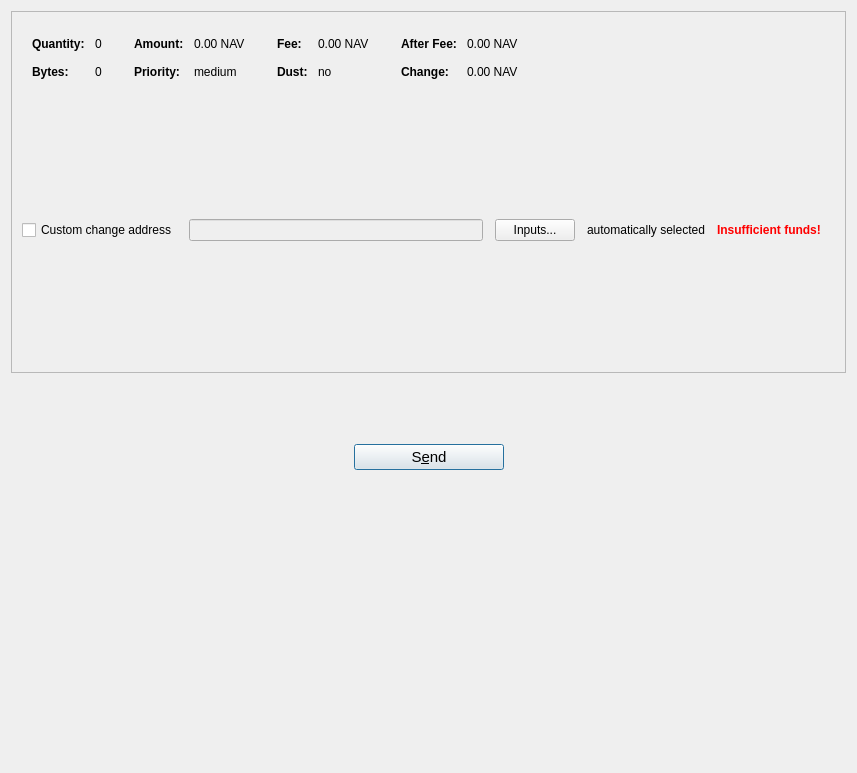
Old version of the form src/qt/forms/sendcoinsdialog.ui in the repository navcoin/navcoin-core.
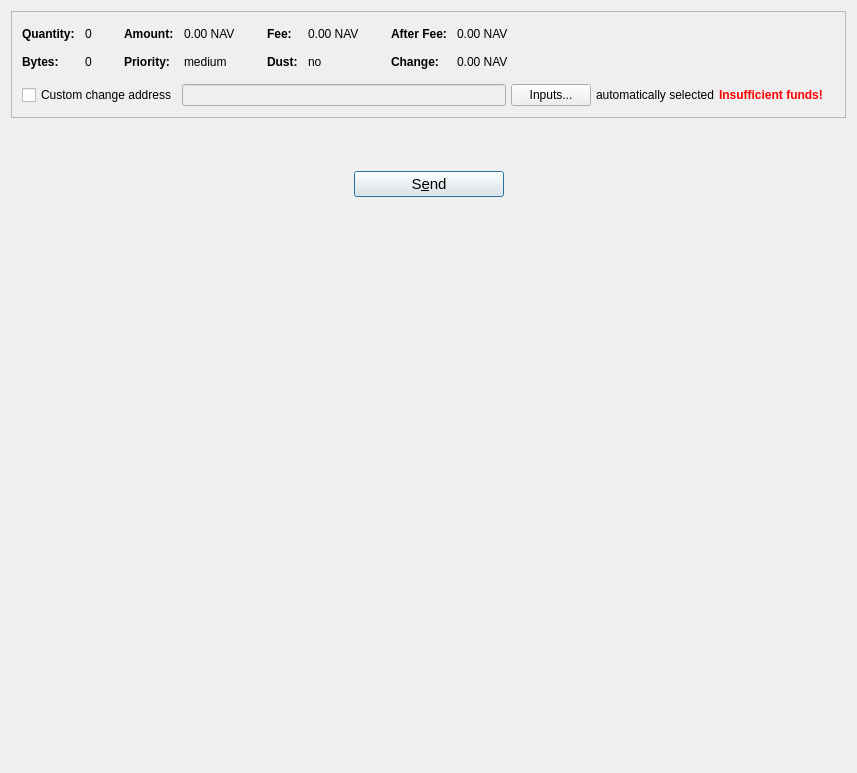
New version of the form. Icons and pictures are not drawn. Custom widgets are drawn as their Qt base class.

Commit message: Changed sizing of the coin control UI

What changed in the file:
```diff
--- a/src/qt/forms/sendcoinsdialog.ui
+++ b/src/qt/forms/sendcoinsdialog.ui
@@ -13,27 +13,12 @@
   <property name="windowTitle">
    <string>Send Coins</string>
   </property>
-  <property name="styleSheet">
-   <string notr="true"/>
-  </property>
   <layout class="QVBoxLayout" name="verticalLayout" stretch="0,0,0,0">
    <property name="bottomMargin">
     <number>8</number>
    </property>
    <item>
     <widget class="QFrame" name="frameCoinControl">
-     <property name="sizePolicy">
-      <sizepolicy hsizetype="Expanding" vsizetype="Expanding">
-       <horstretch>0</horstretch>
-       <verstretch>0</verstretch>
-      </sizepolicy>
-     </property>
-     <property name="maximumSize">
-      <size>
-       <width>16777215</width>
-       <height>16777215</height>
-      </size>
-     </property>
      <property name="frameShape">
       <enum>QFrame::StyledPanel</enum>
      </property>
@@ -62,10 +47,16 @@
          <number>0</number>
         </property>
         <property name="leftMargin">
-         <number>10</number>
+         <number>0</number>
         </property>
         <property name="topMargin">
-         <number>10</number>
+         <number>0</number>
+        </property>
+        <property name="rightMargin">
+         <number>0</number>
+        </property>
+        <property name="bottomMargin">
+         <number>0</number>
         </property>
         <item>
          <layout class="QHBoxLayout" name="horizontalLayoutCoinControl2" stretch="0">
@@ -92,21 +83,6 @@
         </item>
         <item>
          <widget class="QWidget" name="widgetCoinControl" native="true">
-          <property name="sizePolicy">
-           <sizepolicy hsizetype="Preferred" vsizetype="Preferred">
-            <horstretch>0</horstretch>
-            <verstretch>0</verstretch>
-           </sizepolicy>
-          </property>
-          <property name="minimumSize">
-           <size>
-            <width>0</width>
-            <height>0</height>
-           </size>
-          </property>
-          <property name="styleSheet">
-           <string notr="true"/>
-          </property>
           <layout class="QHBoxLayout" name="horizontalLayoutCoinControl5">
            <property name="leftMargin">
             <number>0</number>
@@ -462,17 +438,20 @@
         <item>
          <layout class="QHBoxLayout" name="horizontalLayoutCoinControl4" stretch="0,0,0,0,0,0">
           <property name="spacing">
-           <number>12</number>
-          </property>
-          <property name="sizeConstraint">
-           <enum>QLayout::SetDefaultConstraint</enum>
+           <number>5</number>
           </property>
           <property name="topMargin">
            <number>5</number>
           </property>
           <property name="rightMargin">
+           <number>10</number>
+          </property>
+          <property name="bottomMargin">
            <number>5</number>
           </property>
+          <property name="leftMargin">
+           <number>10</number>
+          </property>
           <item>
            <widget class="QCheckBox" name="checkBoxCoinControlChange">
             <property name="toolTip">
@@ -488,12 +467,6 @@
             <property name="enabled">
              <bool>false</bool>
             </property>
-            <property name="sizePolicy">
-             <sizepolicy hsizetype="Expanding" vsizetype="Fixed">
-              <horstretch>0</horstretch>
-              <verstretch>0</verstretch>
-             </sizepolicy>
-            </property>
            </widget>
           </item>
           <item>
@@ -540,12 +513,6 @@
           </item>
           <item>
            <widget class="QLabel" name="labelCoinControlChangeLabel">
-            <property name="sizePolicy">
-             <sizepolicy hsizetype="Preferred" vsizetype="Expanding">
-              <horstretch>0</horstretch>
-              <verstretch>0</verstretch>
-             </sizepolicy>
-            </property>
             <property name="minimumSize">
              <size>
               <width>0</width>
@@ -573,13 +540,7 @@
       <enum>Qt::Vertical</enum>
      </property>
      <property name="sizeType">
-      <enum>QSizePolicy::Minimum</enum>
-     </property>
-     <property name="sizeHint" stdset="0">
-      <size>
-       <width>20</width>
-       <height>25</height>
-      </size>
+      <enum>QSizePolicy::Expanding</enum>
      </property>
     </spacer>
    </item>
@@ -806,6 +767,16 @@
      </item>
     </layout>
    </item>
+   <item>
+    <spacer name="verticalSpacer">
+     <property name="orientation">
+      <enum>Qt::Vertical</enum>
+     </property>
+     <property name="sizeType">
+      <enum>QSizePolicy::Expanding</enum>
+     </property>
+    </spacer>
+   </item>
   </layout>
  </widget>
  <customwidgets>
```
